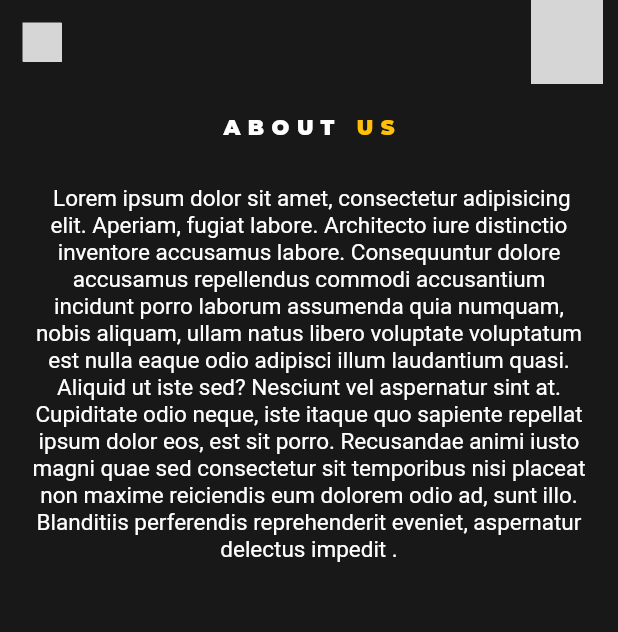
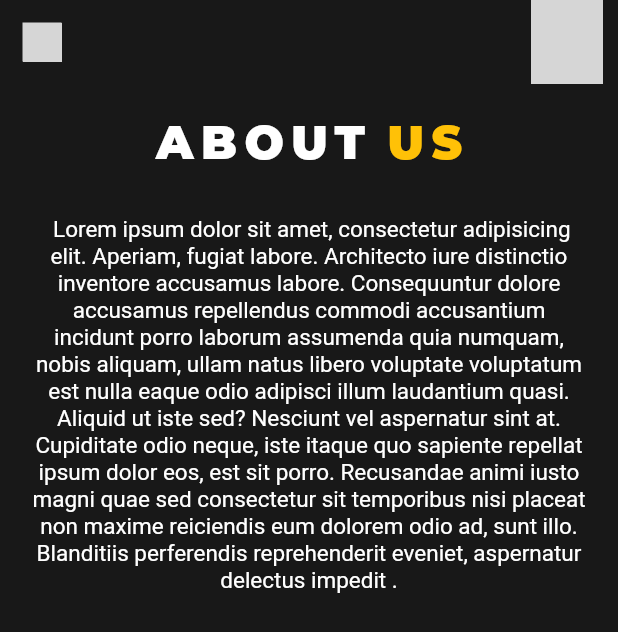
Before and after one commit to osmanaziz11/Animeara, a Flutter app: the About screen opened directly, on a phone screen of 412 x 824 dp. Shown: the top 632 px of the screen. Run offline on Flutter 3.47's test engine with Material 2 defaults, Android fonts, the phone set to English and light mode, and no system bars; our stand-ins replace cloud_firestore, firebase_core, firebase_storage, flutter_typeahead, google_fonts; missing offline and left inert: alan_voice, dart:ffi, iconify_flutter, image_downloader; accounts and stored records are empty; grey boxes are pictures that could not be loaded.

```diff
--- a/lib/models/MessageModel.dart
+++ b/lib/models/MessageModel.dart
@@ -1,10 +1,9 @@
 class MessageModel {
   String? sender;
   String? text;
+  DateTime? createdon = DateTime.now();
 
-  DateTime? createdon;
-
-  MessageModel({this.sender, this.text, this.createdon});
+  MessageModel({this.sender, this.text});
 
   MessageModel.fromMap(Map<String, dynamic> map) {
     sender = map["sender"];
--- a/lib/pages/Home/Modules/CreateAvatar/CreateAvatar.dart
+++ b/lib/pages/Home/Modules/CreateAvatar/CreateAvatar.dart
@@ -3,8 +3,6 @@ import 'package:app/navkeys.dart';
 import 'package:app/pages/Home/Modules/CreateAvatar/GenerateAvatar.dart';
 import 'package:app/widgets/Heading.dart';
 import 'package:flutter/material.dart';
-import 'package:flutter/src/widgets/container.dart';
-import 'package:flutter/src/widgets/framework.dart';
 import 'package:google_fonts/google_fonts.dart';
 import 'package:iconify_flutter/iconify_flutter.dart';
 import 'package:iconify_flutter/icons/material_symbols.dart';
--- a/lib/pages/Home/Modules/CreateAvatar/GenerateAvatar.dart
+++ b/lib/pages/Home/Modules/CreateAvatar/GenerateAvatar.dart
@@ -31,7 +31,7 @@ class _GeneratedAvatarState extends State<GeneratedAvatar> {
     try {
       // Saved with this method.
       var imageId = await ImageDownloader.downloadImage(
-          "https://raw.githubusercontent.com/wiki/ko2ic/image_downloader/images/flutter.png");
+          "http://10.97.22.193:5000/${widget.hairLabel}%20hair/${widget.eyeLabel}%20eyes");
       if (imageId == null) {
         return;
       }
@@ -80,7 +80,7 @@ class _GeneratedAvatarState extends State<GeneratedAvatar> {
             decoration: BoxDecoration(
               image: DecorationImage(
                 image: NetworkImage(
-                    'http://192.168.100.29:5000/${widget.hairLabel}%20hair/${widget.eyeLabel}%20eyes'),
+                    'http://192.168.43.123:5000/${widget.hairLabel}%20hair/${widget.eyeLabel}%20eyes'),
                 fit: BoxFit.fill,
               ),
               color: Colors.white,
--- a/lib/pages/Home/screens/About.dart
+++ b/lib/pages/Home/screens/About.dart
@@ -45,7 +45,11 @@ class About extends StatelessWidget {
             padding: const EdgeInsets.all(20),
             child: Column(
               children: [
-                MainHeading(first: "ABOUT", second: "US"),
+                MainHeading(
+                  first: "ABOUT",
+                  second: "US",
+                  size: 31,
+                ),
                 Container(
                   width: double.infinity,
                   height: 550,
```
Also changed, not shown: lib/data/data.dart (+7 -5 lines), lib/pages/Home/Modules/AskAnimera/chatHelp.dart (+3 -6 lines).
